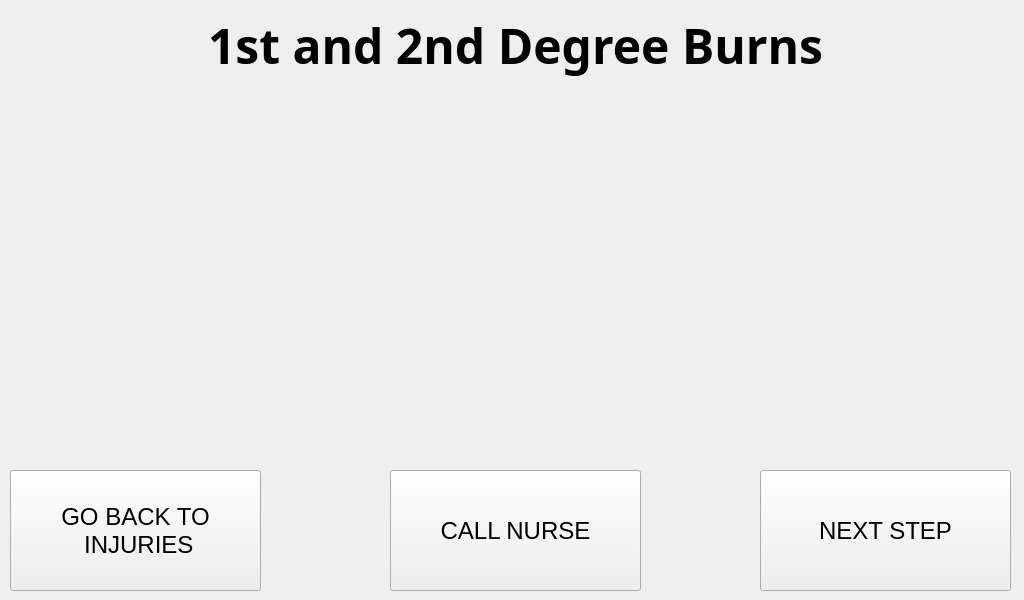
This is RASPI/injuries/burns_degrees.ui in Pwersa/Medical-Cabinet as Qt 5 draws it before an edit. The edited form follows.
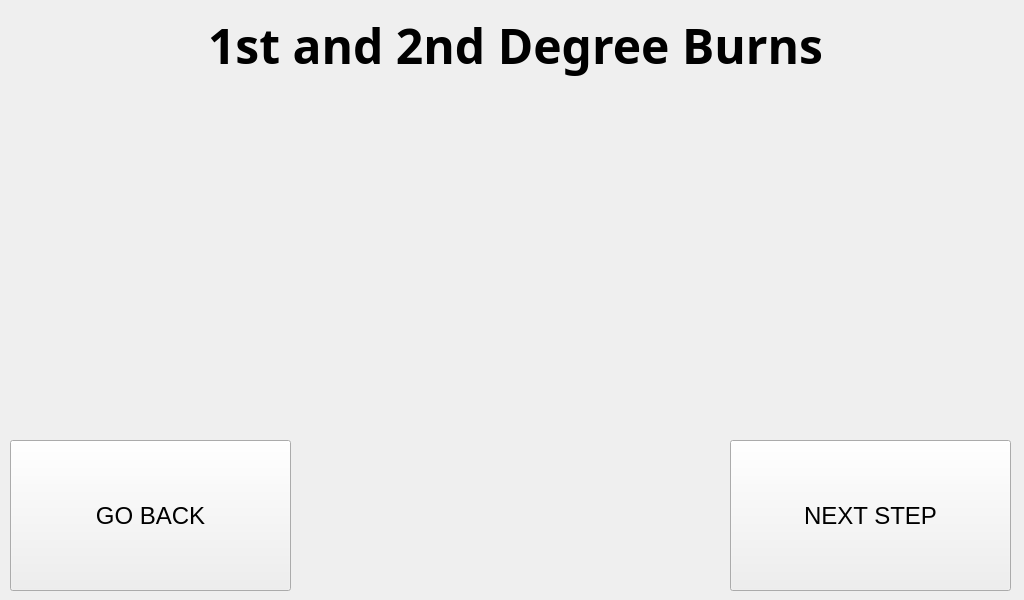
This is the edited form. Icons and pictures are not drawn.

What changed in the file:
```diff
--- a/RASPI/injuries/burns_degrees.ui
+++ b/RASPI/injuries/burns_degrees.ui
@@ -95,10 +95,10 @@
    <widget class="QPushButton" name="next_step_button_4">
     <property name="geometry">
      <rect>
-      <x>760</x>
-      <y>470</y>
-      <width>251</width>
-      <height>121</height>
+      <x>730</x>
+      <y>440</y>
+      <width>281</width>
+      <height>151</height>
      </rect>
     </property>
     <property name="font">
@@ -117,9 +117,9 @@
     <property name="geometry">
      <rect>
       <x>10</x>
-      <y>470</y>
-      <width>251</width>
-      <height>121</height>
+      <y>440</y>
+      <width>281</width>
+      <height>151</height>
      </rect>
     </property>
     <property name="font">
@@ -128,8 +128,7 @@
      </font>
     </property>
     <property name="text">
-     <string>GO BACK TO 
- INJURIES</string>
+     <string>GO BACK</string>
     </property>
    </widget>
    <widget class="QLabel" name="gif_player_label_5">
@@ -174,27 +173,11 @@
      <set>Qt::AlignCenter</set>
     </property>
    </widget>
-   <widget class="QPushButton" name="call_nurse_button">
-    <property name="geometry">
-     <rect>
-      <x>390</x>
-      <y>470</y>
-      <width>251</width>
-      <height>121</height>
-     </rect>
-    </property>
-    <property name="font">
-     <font>
-      <pointsize>18</pointsize>
-     </font>
-    </property>
-    <property name="cursor">
-     <cursorShape>PointingHandCursor</cursorShape>
-    </property>
-    <property name="text">
-     <string>CALL NURSE</string>
-    </property>
-   </widget>
+   <zorder>gif_player_label_5</zorder>
+   <zorder>gif_player_label_4</zorder>
+   <zorder>title_step_4</zorder>
+   <zorder>next_step_button_4</zorder>
+   <zorder>go_back_injury_type_4</zorder>
   </widget>
  </widget>
  <resources/>
```
